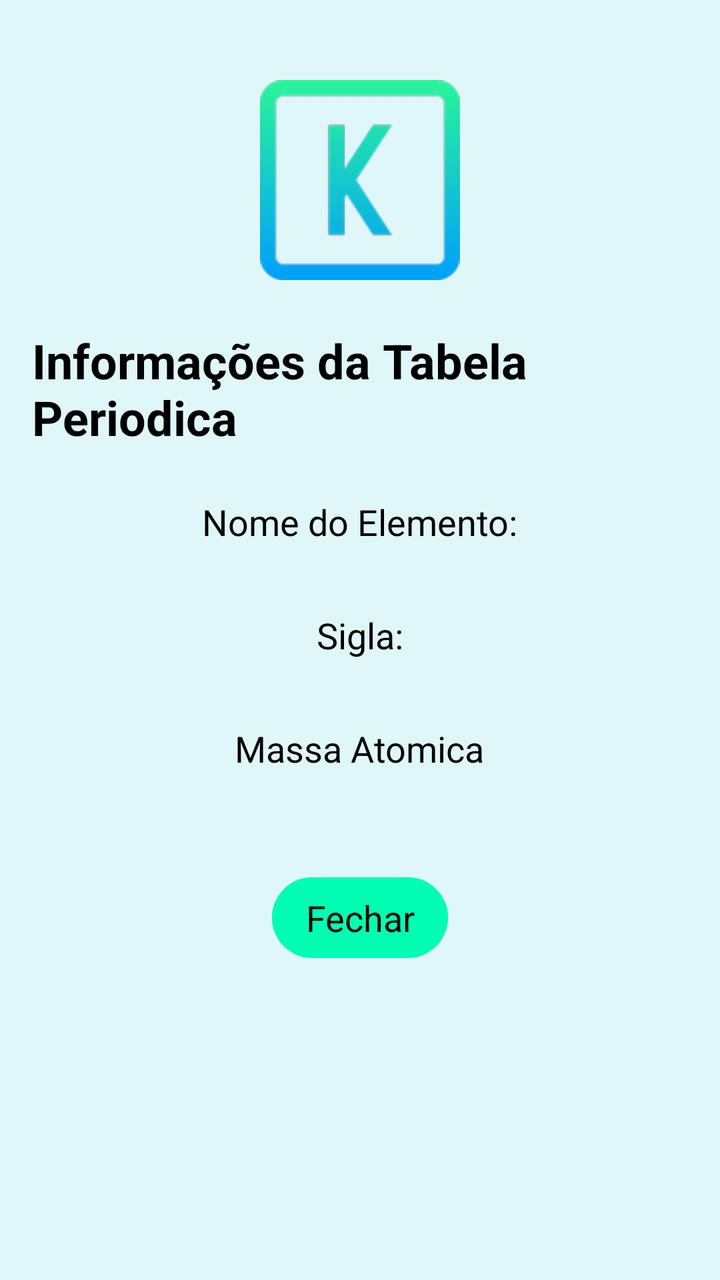
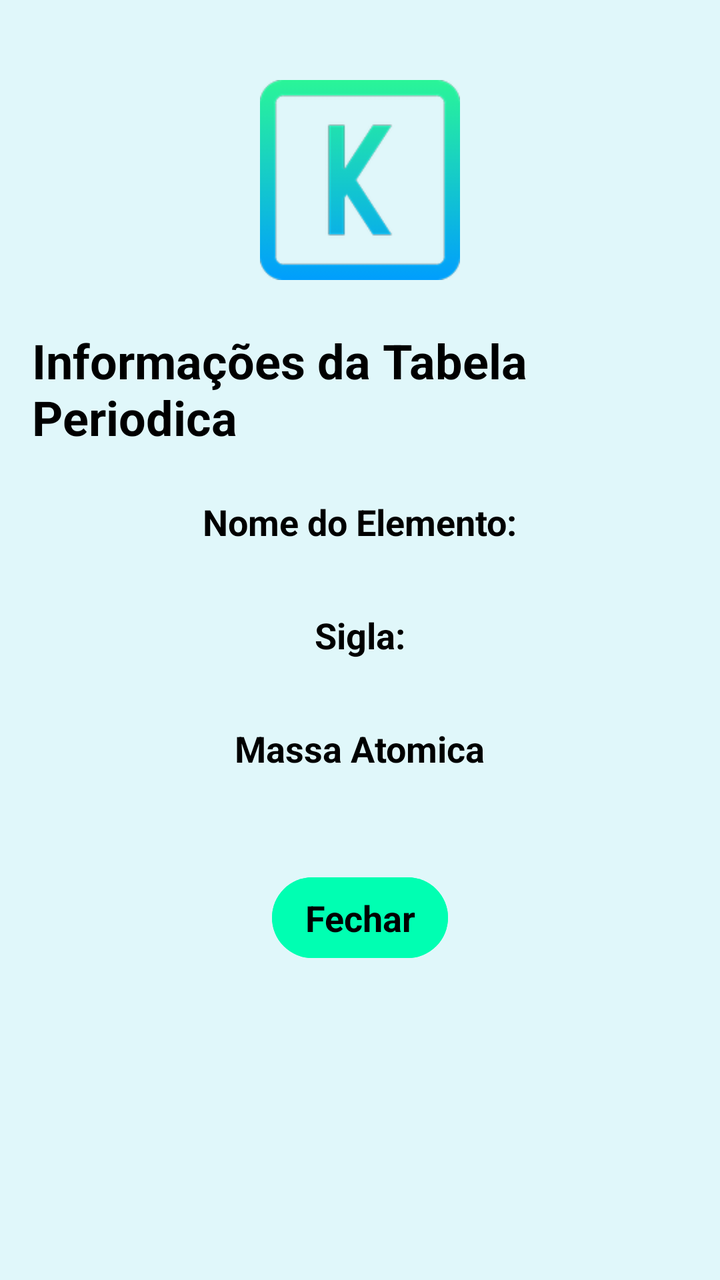

Compare the two renders of this Android layout. The source of the first and the diff that turns it into the second are given below.
<!-- AndroidManifest.xml: application theme Theme.ErmesonBalbinotAndrade -->
<!-- res/layout/dialog_potassio.xml -->
<?xml version="1.0" encoding="utf-8"?>
<LinearLayout xmlns:android="http://schemas.android.com/apk/res/android"
    android:orientation="vertical"
    android:layout_width="match_parent"
    android:layout_height="wrap_content"
    android:background="@color/branco_azul"
    android:padding="16dp"
    android:gravity="center_horizontal">

    <ImageView
        android:layout_width="100dp"
        android:layout_height="100dp"
        android:src="@drawable/ic_potassio"
        android:layout_marginTop="24dp"
        android:layout_marginBottom="24dp"/>

    <TextView
        android:layout_width="wrap_content"
        android:layout_height="wrap_content"
        android:text="@string/informa_es_da_tabela_periodica"
        android:textAppearance="@style/TextAppearance.AppCompat.Headline"
        android:textColor="@color/black"
        android:textStyle="bold"
        android:layout_marginBottom="16dp" />

    <TextView
        android:layout_width="wrap_content"
        android:layout_height="wrap_content"
        android:text="@string/nome_do_elemento"
        android:textAppearance="@style/TextAppearance.AppCompat.Medium"
        android:textColor="@color/black"
        android:layout_marginTop="8dp" />

    <TextView
        android:layout_width="match_parent"
        android:layout_height="wrap_content"
        android:id="@+id/textViewNomePotassio"
        android:textAppearance="@style/TextAppearance.AppCompat.Medium"
        android:textColor="@color/black"
        android:paddingStart="8dp" />

    <TextView
        android:layout_width="wrap_content"
        android:layout_height="wrap_content"
        android:text="@string/sigla"
        android:textAppearance="@style/TextAppearance.AppCompat.Medium"
        android:textColor="@color/black"
        android:layout_marginTop="8dp" />

    <TextView
        android:layout_width="match_parent"
        android:layout_height="wrap_content"
        android:id="@+id/textViewSiglaPotassio"
        android:textAppearance="@style/TextAppearance.AppCompat.Medium"
        android:textColor="@color/black"
        android:paddingStart="8dp" />

    <TextView
        android:layout_width="wrap_content"
        android:layout_height="wrap_content"
        android:text="@string/massa_atomica"
        android:textAppearance="@style/TextAppearance.AppCompat.Medium"
        android:textColor="@color/black"
        android:layout_marginTop="8dp" />

    <TextView
        android:layout_width="match_parent"
        android:layout_height="wrap_content"
        android:id="@+id/textViewMassaAtomicaPotassio"
        android:textAppearance="@style/TextAppearance.AppCompat.Medium"
        android:textColor="@color/black"
        android:paddingStart="8dp" />


    <Button
        android:layout_width="wrap_content"
        android:layout_height="wrap_content"
        android:id="@+id/buttonFechar"
        android:text="@string/fechar"
        android:textColor="@color/black"
        android:backgroundTint="@color/green"
        android:textAppearance="@style/TextAppearance.AppCompat.Medium"
        android:layout_marginTop="24dp"
        android:padding="8dp" />


</LinearLayout>
<!-- resources referenced by this layout -->
<resources>
  <color name="black">#FF000000</color>
  <color name="branco_azul">#E0F7FA</color>
  <color name="green">#00FFB2</color>
  <!-- drawable ic_potassio: png bitmap (drawable-hdpi, 4547 bytes) -->
  <string name="fechar">Fechar</string>
  <string name="informa_es_da_tabela_periodica">Informações da Tabela Periodica</string>
  <string name="massa_atomica">Massa Atomica</string>
  <string name="nome_do_elemento">Nome do Elemento:</string>
  <string name="sigla">Sigla:</string>
  <style name="Theme.ErmesonBalbinotAndrade" parent="Base.Theme.ErmesonBalbinotAndrade" />
  <style name="Base.Theme.ErmesonBalbinotAndrade" parent="Theme.Material3.DayNight.NoActionBar">
          
          
      </style>
</resources>

<!-- the commit's change to res/layout/dialog_potassio.xml (unified diff, before → after) -->
@@ -29,6 +29,7 @@
         android:text="@string/nome_do_elemento"
         android:textAppearance="@style/TextAppearance.AppCompat.Medium"
         android:textColor="@color/black"
+        android:textStyle="bold"
         android:layout_marginTop="8dp" />
 
     <TextView
@@ -36,7 +37,8 @@
         android:layout_height="wrap_content"
         android:id="@+id/textViewNomePotassio"
         android:textAppearance="@style/TextAppearance.AppCompat.Medium"
-        android:textColor="@color/black"
+        android:textColor="@color/azul"
+        android:gravity="center"
         android:paddingStart="8dp" />
 
     <TextView
@@ -45,6 +47,7 @@
         android:text="@string/sigla"
         android:textAppearance="@style/TextAppearance.AppCompat.Medium"
         android:textColor="@color/black"
+        android:textStyle="bold"
         android:layout_marginTop="8dp" />
 
     <TextView
@@ -52,7 +55,8 @@
         android:layout_height="wrap_content"
         android:id="@+id/textViewSiglaPotassio"
         android:textAppearance="@style/TextAppearance.AppCompat.Medium"
-        android:textColor="@color/black"
+        android:textColor="@color/azul"
+        android:gravity="center"
         android:paddingStart="8dp" />
 
     <TextView
@@ -61,6 +65,7 @@
         android:text="@string/massa_atomica"
         android:textAppearance="@style/TextAppearance.AppCompat.Medium"
         android:textColor="@color/black"
+        android:textStyle="bold"
         android:layout_marginTop="8dp" />
 
     <TextView
@@ -68,7 +73,8 @@
         android:layout_height="wrap_content"
         android:id="@+id/textViewMassaAtomicaPotassio"
         android:textAppearance="@style/TextAppearance.AppCompat.Medium"
-        android:textColor="@color/black"
+        android:textColor="@color/azul"
+        android:gravity="center"
         android:paddingStart="8dp" />
 
 
@@ -81,6 +87,7 @@
         android:backgroundTint="@color/green"
         android:textAppearance="@style/TextAppearance.AppCompat.Medium"
         android:layout_marginTop="24dp"
+        android:textStyle="bold"
         android:padding="8dp" />
 
 
<!-- resource entries referenced after the edit -->
@@ -1,5 +1,6 @@
 <!-- resources referenced by this layout -->
 <resources>
+  <color name="azul">#00A4FF</color>
   <color name="black">#FF000000</color>
   <color name="branco_azul">#E0F7FA</color>
   <color name="green">#00FFB2</color>
